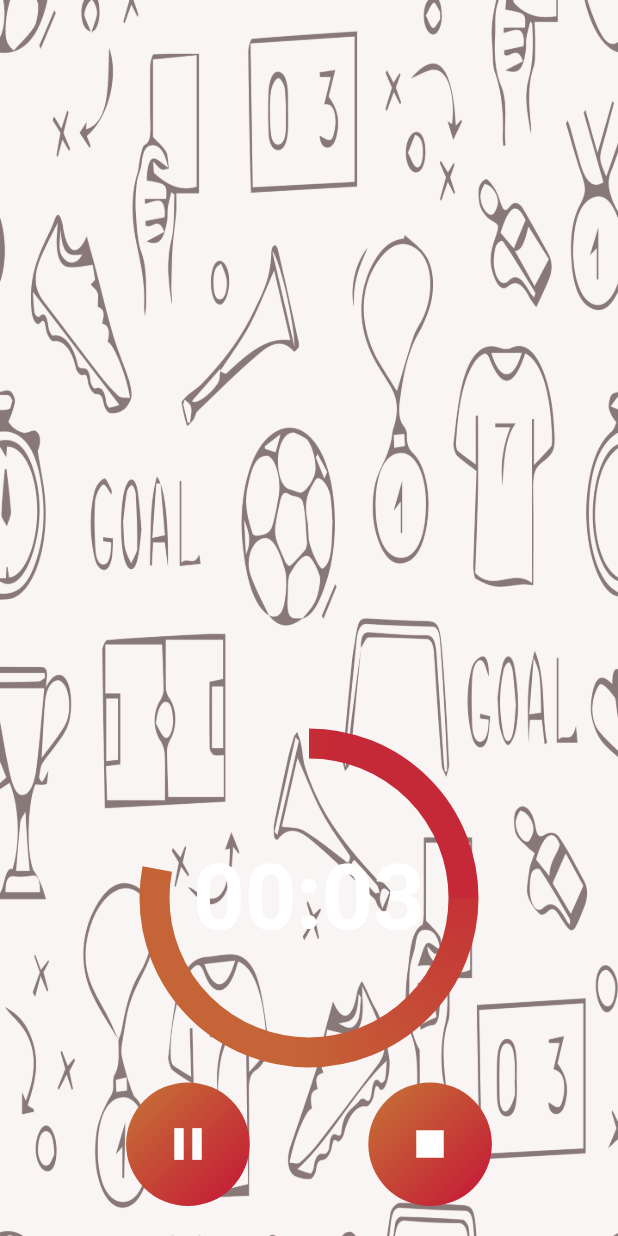
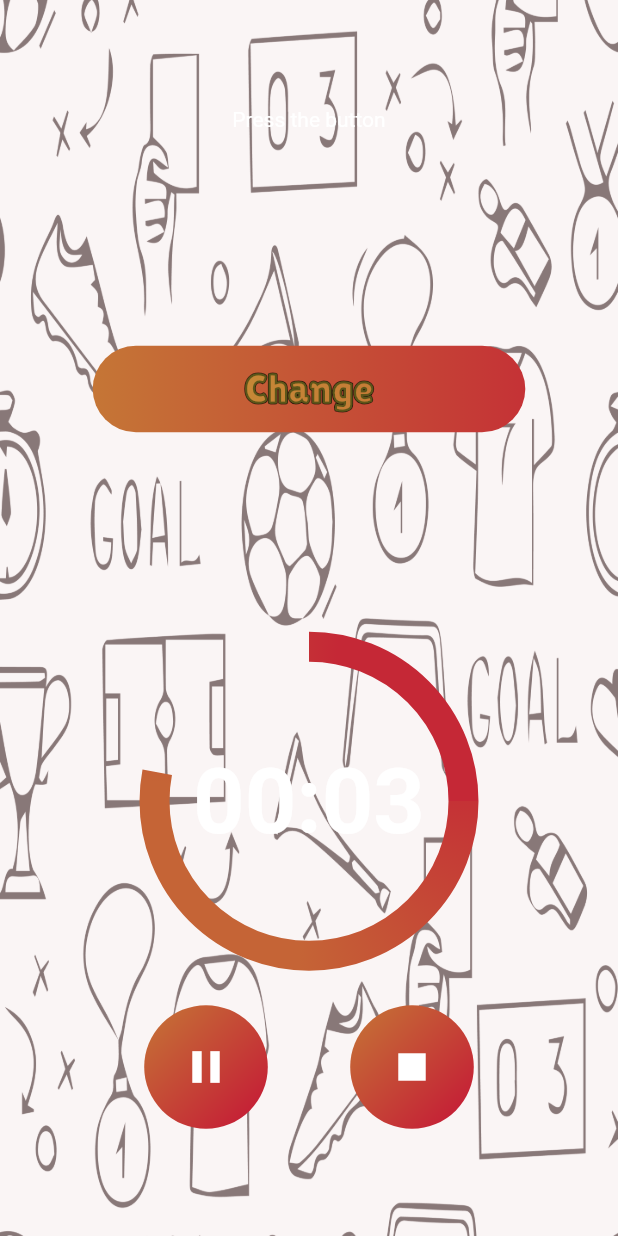
Before and after one commit to AhmedMostafa809/saba7o_app, a Flutter app: the PasswordGamePage screen opened directly, after a tap on the "play arrow" icon, on a phone screen of 412 x 824 dp. Run offline on Flutter 3.47's test engine with Material 2 defaults, Android fonts, the phone set to English and light mode, and no system bars; our stand-ins replace firebase_core, firebase_storage, get, google_fonts, sizer; missing offline and left inert: flutter_ringtone_player; accounts and stored records are empty.

```diff
--- a/lib/view/custom_widgets/circle_button.dart
+++ b/lib/view/custom_widgets/circle_button.dart
@@ -14,11 +14,7 @@ class RoundButton extends StatelessWidget {
 
   @override
   Widget build(BuildContext context) {
-    return Padding(
-      padding: const EdgeInsets.symmetric(
-        horizontal: 5,
-      ),
-      child: GradientCircleAvatar(
+    return GradientCircleAvatar(
       gradient: LinearGradient(
         colors: [AppColors.gold, AppColors.gold.withGreen(20)],
         begin: Alignment.topLeft,
@@ -30,7 +26,6 @@ class RoundButton extends StatelessWidget {
         color: Colors.white,
         size: 36,
       ),
-      ),
     );
   }
 }
--- a/lib/view/custom_widgets/custom_containers/custom_button.dart
+++ b/lib/view/custom_widgets/custom_containers/custom_button.dart
@@ -1,7 +1,4 @@
-import 'package:flutter/cupertino.dart';
 import 'package:flutter/material.dart';
-
-import '../../../constants/app_colors.dart';
 import '../../../constants/utils.dart';
 import '../stroke_txt.dart';
 
@@ -24,8 +21,6 @@ class CustomButton extends StatelessWidget {
   @override
   Widget build(BuildContext context) {
     return InkWell(
-      // hoverColor: Colors.transparent,
-      // focusColor: Colors.transparent,
       splashColor: Colors.transparent,
       highlightColor: Colors.transparent,
       onTap: onTap,
--- a/lib/view/custom_widgets/custom_containers/custom_difficulty_container.dart
+++ b/lib/view/custom_widgets/custom_containers/custom_difficulty_container.dart
@@ -1,4 +1,3 @@
-import 'package:audioplayers/audioplayers.dart';
 import 'package:flutter/cupertino.dart';
 import 'package:flutter/material.dart';
 import 'package:flutter_ringtone_player/flutter_ringtone_player.dart';
@@ -40,7 +39,8 @@ class CustomDifficultyContainer extends StatelessWidget {
       highlightColor: AppColors.gold.withOpacity(.2),
       onTap: () {
         if (hasSound == true) {
-          FlutterRingtonePlayer.play(fromAsset: soundPath);
+          FlutterRingtonePlayer.play(
+              asAlarm: true,fromAsset: soundPath);
         }
         Get.to(navigationPage);
       },
--- a/lib/view/custom_widgets/custom_containers/custom_region_container.dart
+++ b/lib/view/custom_widgets/custom_containers/custom_region_container.dart
@@ -1,4 +1,3 @@
-import 'package:flutter/cupertino.dart';
 import 'package:flutter/material.dart';
 import 'package:flutter_ringtone_player/flutter_ringtone_player.dart';
 import 'package:get/get.dart';
@@ -34,7 +33,10 @@ class CustomRegionContainer extends StatelessWidget {
       onTap: () {
         AppConstants.isLocal= local;
         if (hasSound == true) {
-          FlutterRingtonePlayer.play(fromAsset: soundPath);
+          FlutterRingtonePlayer.play(
+              asAlarm: true,
+
+              fromAsset: soundPath);
         }
         Get.to(navigationPage);
       },
--- a/lib/view/custom_widgets/gradiant_circle_avatar.dart
+++ b/lib/view/custom_widgets/gradiant_circle_avatar.dart
@@ -19,7 +19,6 @@ class GradientCircleAvatar extends StatelessWidget {
       radius: radius,
       backgroundColor: Colors.transparent,
       child: Container(
-
         height: double.infinity,
         width:  double.infinity,
         decoration: BoxDecoration(
--- a/lib/view/pages/play_page.dart
+++ b/lib/view/pages/play_page.dart
@@ -1,7 +1,9 @@
-import 'dart:ui';
+import 'dart:math';
+import 'package:firebase_storage/firebase_storage.dart';
 import 'package:flutter/cupertino.dart';
 import 'package:flutter/material.dart';
 import 'package:saba7o_app/constants/utils.dart';
+import 'package:saba7o_app/view/custom_widgets/custom_containers/custom_button.dart';
 import 'package:sizer/sizer.dart';
 import '../../constants/app_colors.dart';
 import 'package:flutter_ringtone_player/flutter_ringtone_player.dart';
@@ -18,7 +20,6 @@ class PasswordGamePage extends StatefulWidget {
 class _PasswordGamePageState extends State<PasswordGamePage>
     with TickerProviderStateMixin {
   late AnimationController controller;
-
   bool isPlaying = false;
   double progress = 1.0;
 
@@ -30,8 +31,8 @@ class _PasswordGamePageState extends State<PasswordGamePage>
   }
 
   void notify() {
-    if (countText == '00:00') {
-      FlutterRingtonePlayer.play(fromAsset: AppSounds.timeOut);
+    if (controller.isDismissed) {
+      FlutterRingtonePlayer.play(asAlarm: true, fromAsset: AppSounds.timeOut);
     }
   }
 
@@ -64,6 +65,50 @@ class _PasswordGamePageState extends State<PasswordGamePage>
     super.dispose();
   }
 
+  //firebase
+
+  final FirebaseStorage storage = FirebaseStorage.instance;
+  String imageUrl = '';
+  String imageName = '';
+  bool isLoading = false;
+
+  Future<Map<String, String>> getRandomImage() async {
+    setState(() {
+      isLoading = true;
+    });
+
+    try {
+      final storageRef = storage.ref().child('ez/');
+      final ListResult result = await storageRef.listAll();
+
+      if (result.items.isEmpty) {
+        setState(() {
+          isLoading = false;
+        });
+      }
+      final randomIndex = Random().nextInt(result.items.length);
+      final imageRef = result.items[randomIndex];
+      final imageUrl = await imageRef.getDownloadURL();
+      final imageNameWithExtension = imageRef.name;
+      final parts = imageNameWithExtension.split('.');
+      final baseName = parts[0];
+
+      setState(() {
+        isLoading = false;
+        this.imageUrl = imageUrl;
+        this.imageName = baseName;
+      });
+
+      return {'url': imageUrl, 'name': baseName};
+    } catch (e) {
+      setState(() {
+        isLoading = false;
+      });
+      print('Error fetching image: $e');
+      return {'url': '', 'name': ''};
+    }
+  }
+
   @override
   Widget build(BuildContext context) {
     return Stack(
@@ -73,12 +118,67 @@ class _PasswordGamePageState extends State<PasswordGamePage>
           fit: BoxFit.cover,
           width: double.infinity,
         ),
-        Scaffold(
+        SafeArea(
+
+          child: Scaffold(
             backgroundColor: AppColors.backGround.withAlpha(15),
             body: Column(
+              // mainAxisSize: MainAxisSize.max,
+              mainAxisAlignment: MainAxisAlignment.spaceAround,
               children: [
-              Expanded(
-                child: GestureDetector(
+                Column(
+                  // mainAxisAlignment: MainAxisAlignment.center,
+                  children: [ // Add some spacing
+                    isLoading
+                        ? CircularProgressIndicator()
+                        : imageUrl.isNotEmpty
+                            ? Column(
+                                children: [
+                                  Text(
+                                   imageName,
+                                    style: AppConstants.mainFont,
+                                  ),
+                                  Container(
+                                    height: 30.h,
+                                    width: 60.w,
+                                    decoration: BoxDecoration(
+                                        image: DecorationImage(
+                                            image: NetworkImage(
+                                              imageUrl,
+                                            ),
+                                            fit: BoxFit.contain),
+                                        gradient: LinearGradient(
+                                          colors: [
+                                            AppColors.gold,
+                                            AppColors.gold.withGreen(20)
+                                          ],
+                                          begin: Alignment.topLeft,
+                                          end: Alignment
+                                              .bottomRight, // Gradient end position
+                                        ),
+                                        borderRadius: const BorderRadius.all(
+                                            Radius.circular(16))),
+
+                                  ),
+
+                                ],
+                              )
+                            : Text('Press the button'),
+
+
+                  ],
+                ),
+
+                CustomButton(txt: "Change", width: 70.w, height: 7.h, clr1: AppColors.gold, clr2: AppColors.gold.withGreen(50),onTap: (){
+                  setState(() {});
+                  getRandomImage();
+                },),
+
+                Column(
+                  // mainAxisAlignment: MainAxisAlignment.end,
+                  children: [
+
+                  GestureDetector(
                   onTap: () {
                     if (controller.isDismissed) {
                       showModalBottomSheet(
@@ -140,10 +240,9 @@ class _PasswordGamePageState extends State<PasswordGamePage>
                     ),
                   ),
                 ),
-              ),
                   Padding(
                     padding:
-                    const EdgeInsets.symmetric(horizontal: 10, vertical: 20),
+                     EdgeInsets.only(right: 10.w,left: 10.w, top: 4.h),
                     child: Row(
                       mainAxisAlignment: MainAxisAlignment.spaceEvenly,
                       children: [
@@ -183,7 +282,11 @@ class _PasswordGamePageState extends State<PasswordGamePage>
                       ],
                     ),
                   )
+                  ],),
+
               ],
+
+            ),
           ),
         ),
       ],
```
Also changed, not shown: lib/main.dart (+8 -2 lines), pubspec.yaml (+5 -2 lines), lib/firebase_options.dart (added), pubspec.lock, 3 other files. Lines whose indentation alone changed are shown as unchanged.
